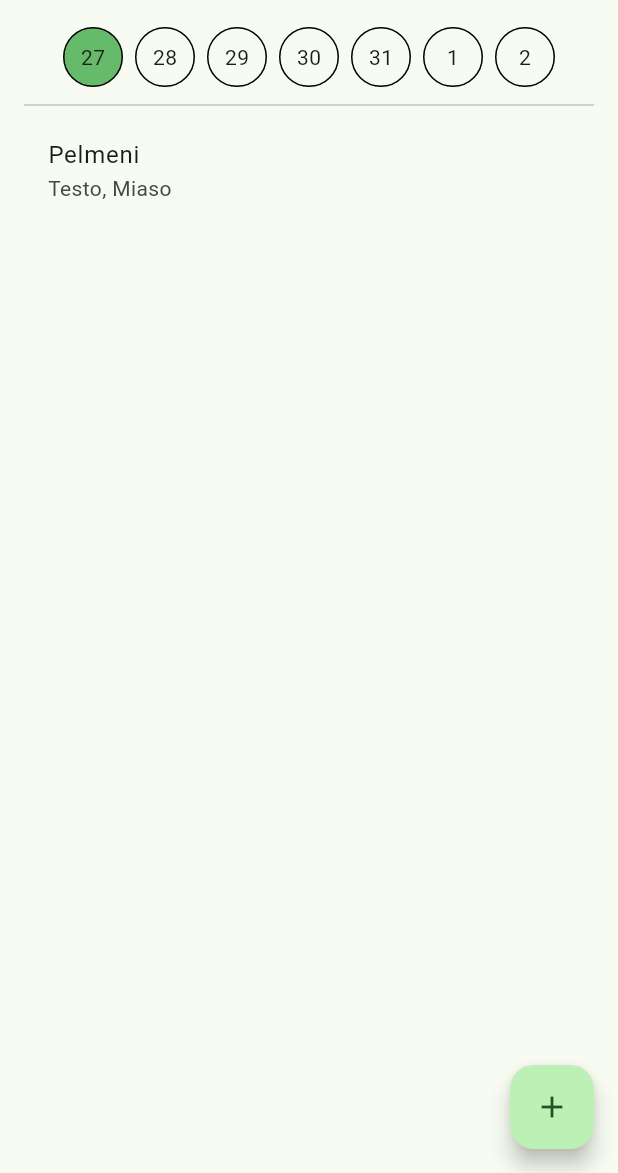
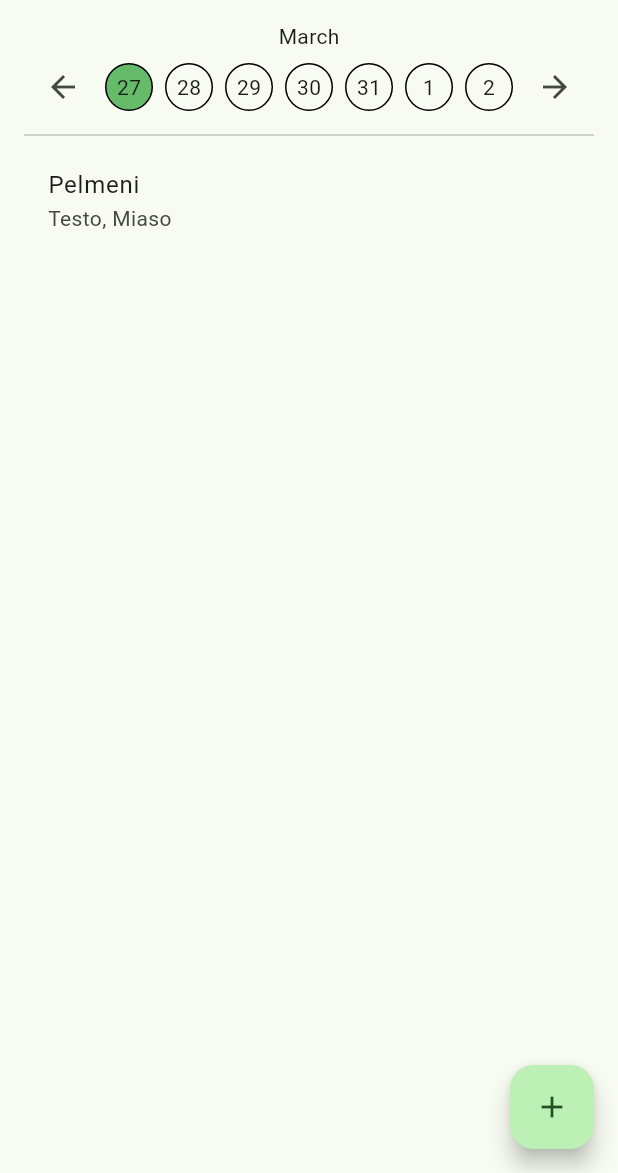
Before and after one commit to EgorenkovPavel/menu_planner, a Flutter app: the screen it shows after launch, on a phone screen of 412 x 824 dp, the part 63-1236 px from its top. Run offline on Flutter 3.47's test engine with Material 2 defaults, Android fonts, the phone set to English and light mode, and no system bars; our stand-ins replace equatable, flutter_bloc, freezed_annotation, get_it.

Commit message:
Add back and forward arrows buttons

```diff
--- a/lib/src/domain/models/day.dart
+++ b/lib/src/domain/models/day.dart
@@ -10,6 +10,8 @@ class Day extends Equatable{
         month = date.month,
         day = date.day;
 
+  DateTime get date => DateTime(year, month, day);
+
   @override
   List<Object?> get props => [year, month, day];
 
--- a/lib/src/domain/repositories/data_repository.dart
+++ b/lib/src/domain/repositories/data_repository.dart
@@ -7,8 +7,6 @@ import '../models/unit.dart';
 
 abstract class DataRepository {
   Future<List<Dish>> getDayMenu(Day day);
-
-  Future<List<Day>> getCurrentDays();
 
   Future<List<Dish>> getAllDishes({String search = ''});
 
--- a/lib/src/ui/day_menu/day_item.dart
+++ b/lib/src/ui/day_menu/day_item.dart
@@ -3,9 +3,12 @@ import 'package:flutter/material.dart';
 import '../../domain/models/day.dart';
 
 class DayItem extends StatelessWidget {
-  const DayItem(
-      {Key? key, required this.day, required this.isCurrent, this.onPressed})
-      : super(key: key);
+  const DayItem({
+    Key? key,
+    required this.day,
+    required this.isCurrent,
+    this.onPressed,
+  }) : super(key: key);
 
   final Day day;
   final bool isCurrent;
@@ -17,8 +20,8 @@ class DayItem extends StatelessWidget {
       onTap: onPressed,
       child: Container(
         margin: const EdgeInsets.all(4),
-        width: 40,
-        height: 40,
+        width: 32,
+        height: 32,
         alignment: Alignment.center,
         decoration: BoxDecoration(
             border: Border.all(color: Colors.black),
--- a/lib/src/ui/day_menu/menu.dart
+++ b/lib/src/ui/day_menu/menu.dart
@@ -1,5 +1,6 @@
 import 'package:flutter/material.dart';
 import 'package:flutter_bloc/flutter_bloc.dart';
+import 'package:intl/intl.dart';
 import 'package:menu_planner/src/domain/models/dish.dart';
 import 'package:menu_planner/src/ui/dish_chooser/dish_chooser.dart';
 
@@ -27,6 +28,14 @@ class Menu extends StatelessWidget {
     }
   }
 
+  void _onBackPressed(BuildContext context) {
+    context.read<MenuBloc>().add(const MenuEvent.weekBack());
+  }
+
+  void _onForwardPressed(BuildContext context) {
+    context.read<MenuBloc>().add(const MenuEvent.weekForward());
+  }
+
   @override
   Widget build(BuildContext context) {
     return BlocProvider<MenuBloc>(
@@ -43,16 +52,30 @@ class Menu extends StatelessWidget {
               child: Column(
                 children: [
                   BlocBuilder<MenuBloc, MenuState>(builder: (context, state) {
+                    if (state.days.isEmpty) {
+                      return SizedBox();
+                    } else {
+                      return Text(
+                          DateFormat.MMMM().format(state.days.first.date));
+                    }
+                  }),
+                  BlocBuilder<MenuBloc, MenuState>(builder: (context, state) {
                     return Row(
-                      mainAxisAlignment: MainAxisAlignment.center,
-                      children: state.days
-                          .map((day) => DayItem(
+                        mainAxisAlignment: MainAxisAlignment.center,
+                        children: [
+                          IconButton(
+                            onPressed: () => _onBackPressed(context),
+                            icon: const Icon(Icons.arrow_back),
+                          ),
+                          ...state.days.map((day) => DayItem(
                                 day: day,
                                 isCurrent: day == state.currentDay,
                                 onPressed: () => _onDayTap(context, day),
-                              ))
-                          .toList(),
-                    );
+                              )),
+                          IconButton(
+                              onPressed: () => _onForwardPressed(context),
+                              icon: const Icon(Icons.arrow_forward)),
+                        ]);
                   }),
                   const Divider(),
                   Expanded(
--- a/lib/src/ui/day_menu/menu_bloc.dart
+++ b/lib/src/ui/day_menu/menu_bloc.dart
@@ -20,6 +20,10 @@ class MenuEvent with _$MenuEvent {
   const factory MenuEvent.addDish({
     required Uuid dishId,
   }) = _AddDishMenuEvent;
+
+  const factory MenuEvent.weekBack() = _WeekBackMenuEvent;
+
+  const factory MenuEvent.weekForward() = _WeekForwardMenuEvent;
 }
 
 @freezed
@@ -45,6 +49,8 @@ class MenuBloc extends Bloc<MenuEvent, MenuState> {
           fetch: (event) => _onFetch(event, emitter),
           changeCurrentDay: (event) => _onChangeCurrentDay(event, emitter),
           addDish: (event) => _onAddDish(event, emitter),
+          weekBack: (event) => _onWeekBack(event, emitter),
+          weekForward: (event) => _onWeekForward(event, emitter),
         ));
   }
 
@@ -52,7 +58,7 @@ class MenuBloc extends Bloc<MenuEvent, MenuState> {
     _FetchMenuEvent event,
     Emitter<MenuState> emit,
   ) async {
-    final days = await _dataRepository.getCurrentDays();
+    final days = await _getCurrentDays();
     final dishes = await _dataRepository.getDayMenu(state.currentDay);
     emit(MenuState.main(
       days: days,
@@ -85,4 +91,43 @@ class MenuBloc extends Bloc<MenuEvent, MenuState> {
       currentDay: state.currentDay,
     ));
   }
+
+  Future<List<Day>> _getCurrentDays() async {
+    final now = DateTime.now();
+    final weekStart = now.subtract(Duration(days: now.weekday - 1));
+    return List.generate(
+        7, (index) => Day(date: weekStart.add(Duration(days: index))));
+  }
+
+  FutureOr _onWeekBack(
+    _WeekBackMenuEvent event,
+    Emitter<MenuState> emit,
+  ) async {
+    final days = state.days
+        .map((e) => Day(date: e.date.subtract(const Duration(days: 7))))
+        .toList();
+    final currentDay = Day(date: state.currentDay.date.subtract(const Duration(days: 7)));
+    final dishes = await _dataRepository.getDayMenu(currentDay);
+    emit(MenuState.main(
+      days: days,
+      dishes: dishes,
+      currentDay: currentDay,
+    ));
+  }
+
+  FutureOr _onWeekForward(
+    _WeekForwardMenuEvent event,
+    Emitter<MenuState> emit,
+  ) async {
+    final days = state.days
+        .map((e) => Day(date: e.date.add(const Duration(days: 7))))
+        .toList();
+    final currentDay = Day(date: state.currentDay.date.add(const Duration(days: 7)));
+    final dishes = await _dataRepository.getDayMenu(currentDay);
+    emit(MenuState.main(
+      days: days,
+      dishes: dishes,
+      currentDay: currentDay,
+    ));
+  }
 }
--- a/pubspec.yaml
+++ b/pubspec.yaml
@@ -21,6 +21,7 @@ dependencies:
   equatable: ^2.0.5
   uuid: ^3.0.6
   rxdart: ^0.27.7
+  intl: ^0.18.0
 
 dev_dependencies:
   flutter_test:
```
Also changed, not shown: lib/src/data/data_repository_impl.dart (+0 -7 lines), lib/src/ui/day_menu/menu_bloc.freezed.dart, pubspec.lock.
